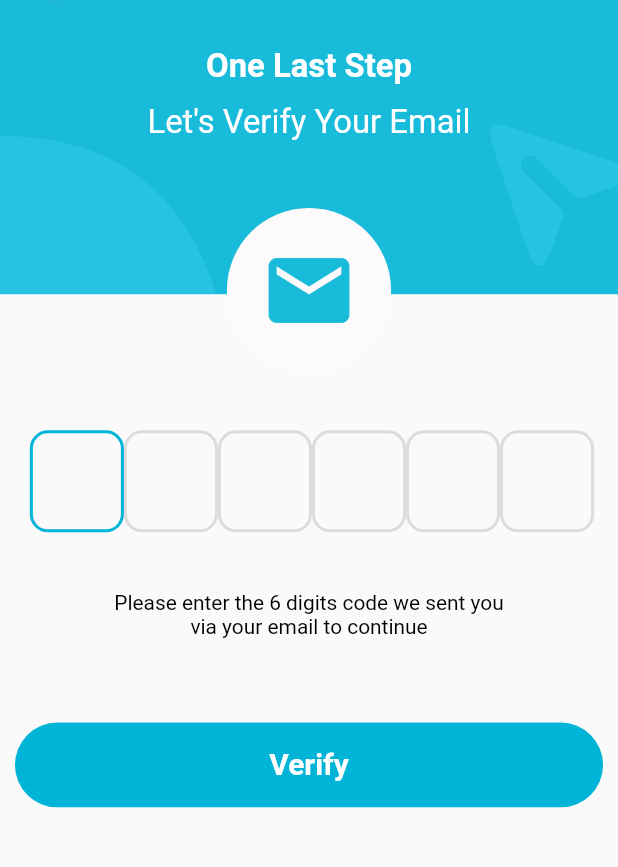
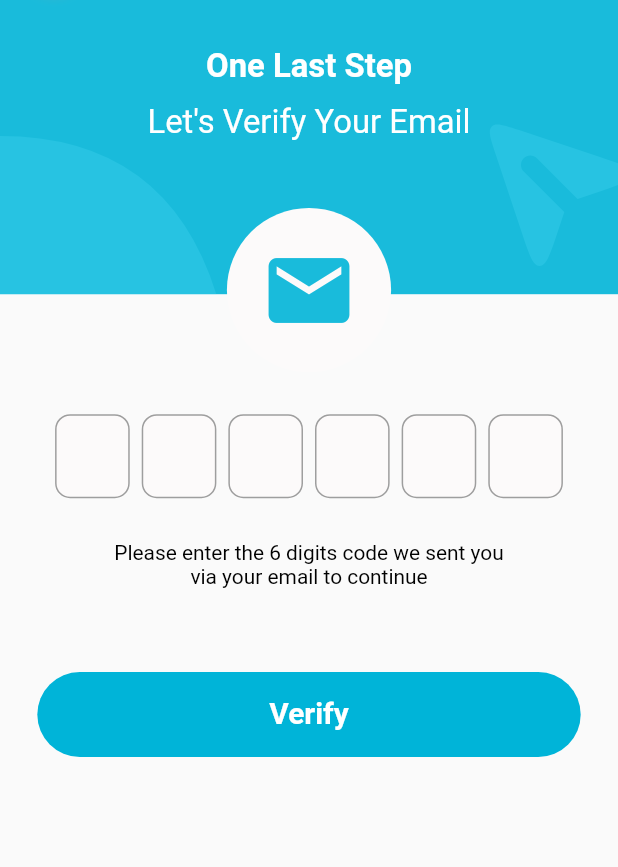
Before and after one commit to thanhhieu2005/flutter_project_1_2022, a Flutter app: the ConfirmEmailPage screen opened by its route, after a tap on "Verify", on a phone screen of 412 x 824 dp, the part 101-968 px from its top. Run offline on Flutter 3.47's test engine with Material 2 defaults, Android fonts, the phone set to English and light mode, and no system bars; drawn by our look-alikes of pinput; our stand-ins replace badges, cloud_firestore, dio, firebase_auth, firebase_core, flutter_screenutil and 3 more; missing offline and left inert: email_auth; accounts and stored records are empty; generated files the repository leaves out were written again.

Commit message:
[dev] - update confirm email provider

```diff
--- a/lib/app.dart
+++ b/lib/app.dart
@@ -24,7 +24,7 @@ class VAtractionApp extends StatelessWidget {
         builder: () {
           return MultiProvider(
               providers: [
-                Provider<AuthService>(
+                ChangeNotifierProvider<AuthService>(
                   create: (_) => AuthService(),
                 ),
                 ChangeNotifierProvider<SignUpProvider>(
--- /dev/null
+++ b/lib/constants/global_constants.dart
@@ -0,0 +1,3 @@
+import 'package:flutter_project_1/models/user.dart';
+
+User localCurrentUser = User(uid: "", email: "");
--- a/lib/models/user.dart
+++ b/lib/models/user.dart
@@ -1,32 +1,40 @@
 class User {
   final String uid;
-  final String? email;
+  final String email;
   final String? userName;
   final String? dateOfBirth;
   final String? avatarUrl;
   final String? gender;
+  final String? pwd;
+  final bool isConfirmEmail;
   User(
       {required this.uid,
-      this.email,
+      required this.email,
       this.userName,
       this.avatarUrl,
       this.dateOfBirth,
-      this.gender});
+      this.gender,
+      this.pwd,
+      this.isConfirmEmail = false});
 
-  Map<String, dynamic> toJson() => {
+  Map<String, Object?> toJson() => {
         'uid': uid,
         'email': email,
         'userName': userName ?? "",
         'avatarUrl': avatarUrl ?? "",
         'dateOfBirth': dateOfBirth ?? "",
-        'gender': gender ?? ""
+        'gender': gender ?? "",
+        'pwd': pwd,
+        'isConfirmEmail': isConfirmEmail,
       };
 
-  User.fromJson(Map<String, dynamic> json)
-      : userName = json['userName'],
-        email = json['email'],
-        uid = json['uid'],
-        avatarUrl = json['avatarUrl'],
-        dateOfBirth = json['dateOfBirth'],
-        gender = json['gender'];
+  User.fromJson(Map<String, Object?> json)
+      : userName = json['userName'] as String,
+        email = json['email'] as String,
+        uid = json['uid'] as String,
+        avatarUrl = json['avatarUrl'] as String,
+        dateOfBirth = json['dateOfBirth'] as String,
+        gender = json['gender'] as String,
+        pwd = json['pwd'] as String,
+        isConfirmEmail = json['isConfirmEmail'] as bool;
 }
--- a/lib/services/auth_service.dart
+++ b/lib/services/auth_service.dart
@@ -5,14 +5,15 @@ import 'package:email_auth/email_auth.dart';
 import 'package:firebase_auth/firebase_auth.dart' as auth_service;
 import 'package:flutter/cupertino.dart';
 import 'package:flutter_project_1/configs/app_config.dart';
+import 'package:flutter_project_1/constants/global_constants.dart';
 import 'package:flutter_project_1/models/user.dart';
-import 'package:flutter_project_1/view_models/login_provider.dart';
 import 'package:shared_preferences/shared_preferences.dart';
 
-class AuthService {
+class AuthService extends ChangeNotifier {
   String _token = "";
   bool isloading = false;
-  User currentUser = User(uid: "", userName: "");
+  User currentUser = User(email: "", uid: "", userName: "");
+  final emailAuth = EmailAuth(sessionName: "VAtraction");
 
   final auth_service.FirebaseAuth _firebaseAuth =
       auth_service.FirebaseAuth.instance;
@@ -22,7 +23,20 @@ class AuthService {
     if (user == null) {
       return null;
     }
-    return User(uid: user.uid, email: user.email);
+    return User(uid: user.uid, email: user.email!);
+  }
+
+  Future getUserFromFirebase(String? uid) async {
+    if (uid == null) {
+      return null;
+    }
+    await FirebaseFirestore.instance.collection("Users").doc(uid).get().then(
+          (DocumentSnapshot<Map<String, Object?>?> docSnapShot) => {
+            if (docSnapShot.exists)
+              {localCurrentUser = User.fromJson(docSnapShot.data()!)}
+          },
+        );
+    notifyListeners();
   }
 
   Stream<User?>? get user {
@@ -35,6 +49,7 @@ class AuthService {
     try {
       final credential = await _firebaseAuth.signInWithEmailAndPassword(
           email: email, password: password);
+      await getUserFromFirebase(credential.user?.uid);
       return _userFromFirebase(credential.user);
     } catch (err) {
       isloading = false;
@@ -49,7 +64,6 @@ class AuthService {
     try {
       final credential = await _firebaseAuth.createUserWithEmailAndPassword(
           email: email, password: password);
-      addUserDataToFirebase(_userFromFirebase(credential.user)!);
       return _userFromFirebase(credential.user);
     } on auth_service.FirebaseAuthException catch (err) {
       isloading = false;
@@ -59,6 +73,16 @@ class AuthService {
       debugPrint(err.toString());
     }
     return null;
+  }
+
+  void createLocalUser(String email, String userName, String pwd) {
+    currentUser = User(
+        email: email,
+        uid: "",
+        userName: userName,
+        pwd: pwd,
+        isConfirmEmail: false);
+    addUserDataToFirebase(currentUser);
   }
 
   Future signOut() async {
@@ -115,11 +139,16 @@ class AuthService {
   }
 
   Future<bool> sendOtp(String email) async {
-    final emailAuth = EmailAuth(sessionName: "VAtraction");
     bool result = await emailAuth.sendOtp(recipientMail: email);
     if (result) {
       return true;
     }
     return false;
   }
+
+  bool verifyOtp(String recipientMail, String userOtp) {
+    bool result =
+        emailAuth.validateOtp(recipientMail: recipientMail, userOtp: userOtp);
+    return result;
+  }
 }
--- a/lib/view_models/login_provider.dart
+++ b/lib/view_models/login_provider.dart
@@ -11,12 +11,16 @@ class LoginProvider extends ChangeNotifier {
     notifyListeners();
   }
 
-  Future signInWithEmail() async {
+  Future<bool> signInWithEmail() async {
     try {
       await AuthService().signInWithEmailAndPassword(
           loginEmailController.text, loginPwdController.text);
+      if (!AuthService().currentUser.isConfirmEmail) {
+        return false;
+      }
     } catch (err) {
       throw Exception(err.toString());
     }
+    return true;
   }
 }
--- a/lib/views/landing/landing_page.dart
+++ b/lib/views/landing/landing_page.dart
@@ -1,5 +1,6 @@
 import 'package:flutter/material.dart';
 import 'package:flutter_project_1/configs/color_config.dart';
+import 'package:flutter_project_1/constants/global_constants.dart';
 import 'package:flutter_project_1/services/auth_service.dart';
 import 'package:flutter_project_1/views/login/login_page.dart';
 import 'package:flutter_project_1/views/navigation_bar_view/navigation_bar_view.dart';
@@ -7,6 +8,7 @@ import 'package:flutter_spinkit/flutter_spinkit.dart';
 import 'package:provider/provider.dart';
 
 import '../../models/user.dart';
+import '../sign_up/confirm_email_page.dart';
 
 class LandingPage extends StatelessWidget {
   const LandingPage({Key? key}) : super(key: key);
@@ -19,11 +21,16 @@ class LandingPage extends StatelessWidget {
       builder: (_, AsyncSnapshot<User?> snapshot) {
         if (snapshot.connectionState == ConnectionState.active) {
           final User? user = snapshot.data;
+          if (user != null && !user.isConfirmEmail) {
+            localCurrentUser = user;
+            authService.sendOtp(user.email);
+            return const ConfirmEmailPage();
+          }
           return user == null ? const LoginPage() : const NavigationBarView();
         } else {
-          return const Scaffold(
+          return Scaffold(
             backgroundColor: Colors.white,
-            body: Center(child: Icon(Icons.add_circle)),
+            body: Center(child: spinkit),
           );
         }
       },
--- a/lib/views/sign_up/confirm_email_page.dart
+++ b/lib/views/sign_up/confirm_email_page.dart
@@ -1,10 +1,19 @@
 import 'package:flutter/material.dart';
+import 'package:flutter/services.dart';
 import 'package:flutter_project_1/configs/color_config.dart';
+import 'package:flutter_project_1/constants/global_constants.dart';
+import 'package:flutter_project_1/services/auth_service.dart';
+import 'package:flutter_project_1/view_models/sign_up_provider.dart';
 import 'package:flutter_project_1/views/login/login_page.dart';
+import 'package:flutter_project_1/views/navigation_bar_view/navigation_bar_view.dart';
 import 'package:flutter_screenutil/flutter_screenutil.dart';
 import 'package:flutter_svg/flutter_svg.dart';
 import 'package:flutter_gen/gen_l10n/app_localizations.dart';
+import 'package:pinput/pinput.dart';
+import 'package:provider/provider.dart';
 import '../../configs/text_config.dart';
+import '../../view_models/login_provider.dart';
+import '../../widgets/custom_dialog.dart';
 import '../../widgets/rounded_linear_button.dart';
 
 class ConfirmEmailPage extends StatefulWidget {
@@ -24,15 +33,17 @@ class ConfirmEmailPage extends StatefulWidget {
 class _ConfirmEmailPageState extends State<ConfirmEmailPage> {
   @override
   Widget build(BuildContext context) {
+    final signUpProvider = Provider.of<SignUpProvider>(context);
     Size size = MediaQuery.of(context).size;
     return Scaffold(
       body: SingleChildScrollView(
         child: SafeArea(
           child: Column(
+            mainAxisSize: MainAxisSize.max,
             crossAxisAlignment: CrossAxisAlignment.center,
+            mainAxisAlignment: MainAxisAlignment.end,
             children: [
-              Container(
-                child: Stack(
+              Stack(
                 children: [
                   CustomPaint(
                     size: size / 3,
@@ -142,22 +153,26 @@ class _ConfirmEmailPageState extends State<ConfirmEmailPage> {
                   )
                 ],
               ),
+              Column(
+                mainAxisAlignment: MainAxisAlignment.center,
+                crossAxisAlignment: CrossAxisAlignment.center,
+                children: [
+                  Center(
+                    child: Container(
+                      margin: EdgeInsets.symmetric(vertical: 25.h),
+                      child: Row(
+                        mainAxisAlignment: MainAxisAlignment.center,
+                        children: [
+                          Pinput(
+                            controller: signUpProvider.pinCodeController,
+                            defaultPinTheme: defaultPinTheme,
+                            focusedPinTheme: focusPinTheme,
+                            showCursor: false,
+                            length: 6,
+                            onCompleted: (value) {},
+                          )
+                        ],
                       ),
-              Column(
-                children: [
-                  Container(
-                    margin:
-                        EdgeInsets.symmetric(vertical: 25.h, horizontal: 20.w),
-                    child: Row(
-                      mainAxisAlignment: MainAxisAlignment.spaceBetween,
-                      children: [
-                        _textFieldOTP(first: true, context: context),
-                        _textFieldOTP(context: context),
-                        _textFieldOTP(context: context),
-                        _textFieldOTP(context: context),
-                        _textFieldOTP(context: context),
-                        _textFieldOTP(context: context, last: true),
-                      ],
                     ),
                   ),
                   Text(
@@ -168,16 +183,43 @@ class _ConfirmEmailPageState extends State<ConfirmEmailPage> {
                   SizedBox(
                     height: 50.h,
                   ),
-                  RoundedLinearButton(
-                    press: () {},
+                ],
+              ),
+              Align(
+                alignment: Alignment.bottomCenter,
+                child: Container(
+                    margin: EdgeInsets.symmetric(horizontal: 15.w),
+                    child: Consumer<AuthService>(
+                      builder: (context, provider, child) {
+                        return RoundedLinearButton(
+                          press: () {
+                            var isVerified = provider.verifyOtp(
+                                localCurrentUser.email,
+                                signUpProvider.pinCodeController.text);
+                            if (isVerified) {
+                              Navigator.pushAndRemoveUntil(context,
+                                  NavigationBarView.route(), (route) => false);
+                            } else {
+                              showDialog(
+                                context: context,
+                                builder: (context) => const CustomDialog(
+                                  title: "Invalid Code",
+                                  description: "Please try again!",
+                                  image: 'cancel.png',
+                                  hasDescription: true,
+                                ),
+                              );
+                            }
+                          },
                           isAllCap: false,
                           text: "Verify",
                           textColor: Colors.white,
                           startColor: AppColors.kPrimaryColor,
                           endColor: AppColors.kPrimaryColor,
+                        );
+                      },
+                    )),
               )
-                ],
-              ),
             ],
           ),
         ),
@@ -236,42 +278,26 @@ class ProfileCardPainter extends CustomPainter {
   }
 }
 
-Widget _textFieldOTP(
-    {bool first = false, bool last = false, required BuildContext context}) {
-  return SizedBox(
-    height: 80.h,
-    child: AspectRatio(
-      aspectRatio: 0.7,
-      child: Center(
-        child: TextField(
-          autofocus: true,
-          onChanged: (value) {
-            if (value.length == 1 && last == false) {
-              FocusScope.of(context).nextFocus();
-            }
-            if (value.isEmpty && first == false) {
-              FocusScope.of(context).previousFocus();
-            }
-          },
-          showCursor: false,
-          readOnly: false,
-          textAlign: TextAlign.center,
-          style: TextConfigs.kText16Black
-              .copyWith(fontWeight: FontWeight.bold, fontSize: 24.sp),
-          keyboardType: TextInputType.number,
-          maxLength: 1,
-          decoration: InputDecoration(
-            counter: const Offstage(),
-            enabledBorder: OutlineInputBorder(
-                borderSide: const BorderSide(width: 2, color: Colors.black12),
-                borderRadius: BorderRadius.circular(12)),
-            focusedBorder: OutlineInputBorder(
-                borderSide:
-                    const BorderSide(width: 2, color: AppColors.kPrimaryColor),
-                borderRadius: BorderRadius.circular(12)),
-          ),
-        ),
-      ),
+final defaultPinTheme = PinTheme(
+  width: 50.w,
+  height: 50.h,
+  textStyle: const TextStyle(
+      fontSize: 20, color: AppColors.kDarkBlue1, fontWeight: FontWeight.w600),
+  decoration: BoxDecoration(
+    color: AppColors.kBackgroundColor,
+    border: Border.all(color: Colors.grey),
+    borderRadius: BorderRadius.circular(10),
   ),
 );
-}
+
+final focusPinTheme = PinTheme(
+  width: 50.w,
+  height: 50.h,
+  textStyle: const TextStyle(
+      fontSize: 20, color: AppColors.kDarkBlue1, fontWeight: FontWeight.w600),
+  decoration: BoxDecoration(
+    color: AppColors.kBackgroundColor,
+    border: Border.all(color: AppColors.kDarkBlue1),
+    borderRadius: BorderRadius.circular(10),
+  ),
+);
--- a/pubspec.yaml
+++ b/pubspec.yaml
@@ -49,6 +49,7 @@ dependencies:
   cloud_firestore: ^3.1.11
   http: ^0.13.4
   email_auth: ^1.0.0
+  pinput: ^2.2.7
 
   # The following adds the Cupertino Icons font to your application.
   # Use with the CupertinoIcons class for iOS style icons.
```
Also changed, not shown: lib/view_models/sign_up_provider.dart (+22 -0 lines), lib/views/login/login_page.dart (+12 -3 lines), pubspec.lock. Lines whose indentation alone changed are shown as unchanged.
